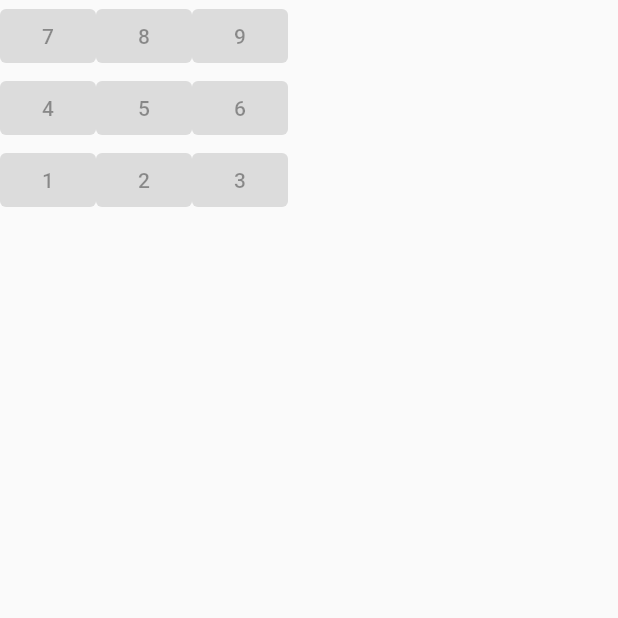
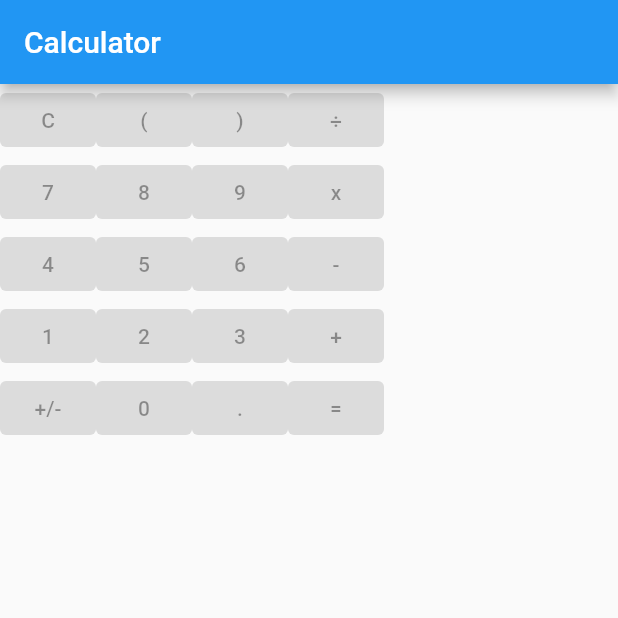
Before and after one commit to jgarzon26/calculator, a Flutter app: the screen it shows after launch, on a phone screen of 412 x 824 dp, the top half of it. Run offline on Flutter 3.47's test engine with Material 2 defaults, Android fonts, the phone set to English and light mode, and no system bars.

```diff
--- /dev/null
+++ b/lib/OperButton.dart
@@ -0,0 +1,19 @@
+import 'package:flutter/material.dart';
+import 'Operations.dart';
+
+class OperButton extends StatelessWidget{
+
+  final Operations operations;
+
+  const OperButton(this.operations, {super.key});
+
+  @override
+  Widget build(BuildContext context){
+    return ElevatedButton(
+      onPressed: null,
+      child: Text(
+        operations.operator,
+      )
+    );
+  }
+}
--- /dev/null
+++ b/lib/Operations.dart
@@ -0,0 +1,8 @@
+import 'package:flutter/cupertino.dart';
+
+class Operations {
+  final String operator;
+  //final Function() operatorFunc;
+
+  const Operations(this.operator);
+}
--- a/lib/calculator.dart
+++ b/lib/calculator.dart
@@ -1,37 +1,66 @@
+import 'package:calculator/OperButton.dart';
+import 'package:calculator/Operations.dart';
 import 'package:flutter/material.dart';
 import 'NumberButton.dart';
 
-class Calculator extends StatelessWidget{
+class Calculator extends StatefulWidget{
 
   const Calculator({super.key});
+  @override
+  State<Calculator> createState() => _CalculatorState();
+}
+
+class _CalculatorState extends State<Calculator> {
 
   @override
   Widget build(BuildContext context){
     return MaterialApp(
       home: Scaffold(
+        appBar: AppBar(
+          title: Text("Calculator",),
+        ),
         body: Column(
           children: [
             Row(
-              children: [
+              children: const [
+                OperButton(Operations("C")),
+                OperButton(Operations("(")),
+                OperButton(Operations(")")),
+                OperButton(Operations("÷")),
+              ],
+            ),
+            Row(
+              children: const [
                 NumberButton(7),
                 NumberButton(8),
                 NumberButton(9),
+                OperButton(Operations("x")),
               ],
             ),
             Row(
-              children: [
+              children: const [
                 NumberButton(4),
                 NumberButton(5),
                 NumberButton(6),
+                OperButton(Operations("-")),
               ],
             ),
             Row(
-              children: [
+              children: const [
                 NumberButton(1),
                 NumberButton(2),
                 NumberButton(3),
+                OperButton(Operations("+")),
               ],
             ),
+            Row(
+              children: const [
+                OperButton(Operations("+/-")),
+                NumberButton(0),
+                OperButton(Operations(".")),
+                OperButton(Operations("=")),
+              ],
+            )
           ],
         ),
       ),
```
Also changed, not shown: 1 other file.
